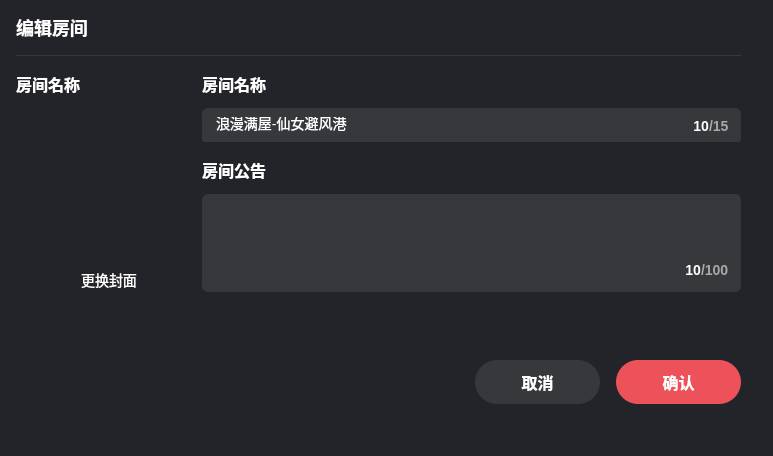
Above: UI/RoomInvitePage.ui from zhaopan06/AudioTool before the change. Below: the same form after it.
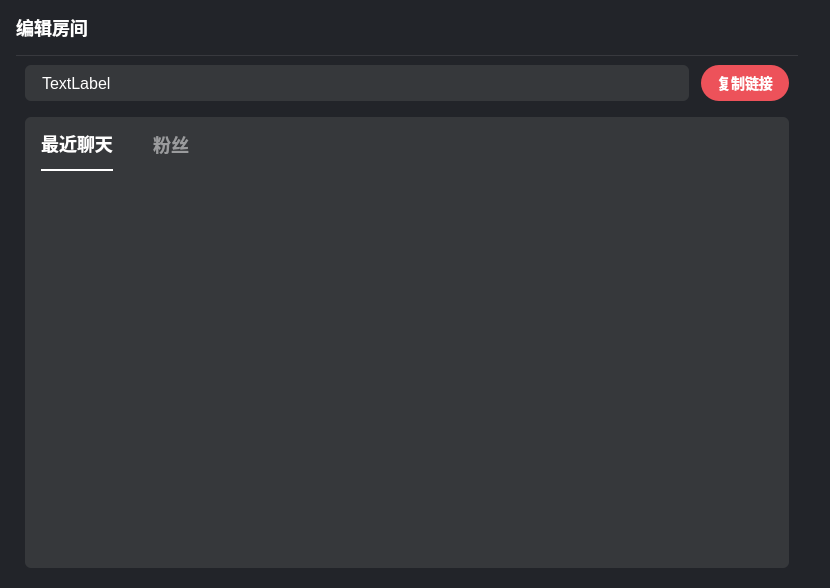
That is the form after the change. Icons and pictures are not drawn. Custom widgets are drawn as their Qt base class.

Diff of the .ui file:
```diff
--- a/UI/RoomInvitePage.ui
+++ b/UI/RoomInvitePage.ui
@@ -6,8 +6,8 @@
    <rect>
     <x>0</x>
     <y>0</y>
-    <width>773</width>
-    <height>456</height>
+    <width>830</width>
+    <height>588</height>
    </rect>
   </property>
   <property name="windowTitle">
@@ -52,7 +52,7 @@
        <number>32</number>
       </property>
       <property name="bottomMargin">
-       <number>0</number>
+       <number>20</number>
       </property>
       <item>
        <widget class="QWidget" name="widget_1" native="true">
@@ -191,18 +191,9 @@
       </item>
       <item>
        <widget class="QWidget" name="widget_2" native="true">
-        <layout class="QHBoxLayout" name="horizontalLayout">
+        <layout class="QVBoxLayout" name="verticalLayout_3">
          <property name="spacing">
-          <number>0</number>
-         </property>
-         <property name="leftMargin">
-          <number>0</number>
-         </property>
-         <property name="topMargin">
-          <number>0</number>
-         </property>
-         <property name="rightMargin">
-          <number>0</number>
+          <number>16</number>
          </property>
          <property name="bottomMargin">
           <number>0</number>
@@ -211,17 +202,17 @@
           <widget class="QWidget" name="widget_3" native="true">
            <property name="minimumSize">
             <size>
-             <width>186</width>
-             <height>0</height>
+             <width>0</width>
+             <height>36</height>
             </size>
            </property>
            <property name="maximumSize">
             <size>
-             <width>186</width>
-             <height>16777215</height>
+             <width>16777215</width>
+             <height>36</height>
             </size>
            </property>
-           <layout class="QVBoxLayout" name="verticalLayout_7">
+           <layout class="QHBoxLayout" name="horizontalLayout">
             <property name="spacing">
              <number>12</number>
             </property>
@@ -229,7 +220,7 @@
              <number>0</number>
             </property>
             <property name="topMargin">
-             <number>16</number>
+             <number>0</number>
             </property>
             <property name="rightMargin">
              <number>0</number>
@@ -238,10 +229,15 @@
              <number>0</number>
             </property>
             <item>
-             <widget class="QLabel" name="label_8">
+             <widget class="QLabel" name="label">
               <property name="styleSheet">
-               <string notr="true">font-family: &quot;微软雅黑&quot;;
-font-weight: 500;
+               <string notr="true">background: #36383B;
+border-radius: 6px;
+padding-left: 13px;
+
+
+font-family: &quot;微软雅黑&quot;;
+font-weight: 400;
 font-size: 16px;
 color: #FFFFFF;
 line-height: 22px;
@@ -249,449 +245,164 @@
 font-style: normal;</string>
               </property>
               <property name="text">
-               <string>房间名称</string>
+               <string>TextLabel</string>
               </property>
              </widget>
             </item>
             <item>
-             <widget class="QWidget" name="widget_10" native="true">
+             <widget class="QPushButton" name="copyBtn">
               <property name="minimumSize">
                <size>
-                <width>186</width>
-                <height>186</height>
+                <width>88</width>
+                <height>36</height>
                </size>
               </property>
               <property name="maximumSize">
                <size>
-                <width>16777215</width>
-                <height>186</height>
+                <width>88</width>
+                <height>36</height>
                </size>
               </property>
-              <layout class="QVBoxLayout" name="verticalLayout_8">
-               <property name="spacing">
-                <number>0</number>
-               </property>
-               <property name="leftMargin">
-                <number>0</number>
-               </property>
-               <property name="topMargin">
-                <number>0</number>
-               </property>
-               <property name="rightMargin">
-                <number>0</number>
-               </property>
-               <property name="bottomMargin">
-                <number>0</number>
-               </property>
-               <item>
-                <widget class="click_label" name="image">
-                 <property name="minimumSize">
-                  <size>
-                   <width>0</width>
-                   <height>158</height>
-                  </size>
-                 </property>
-                 <property name="text">
-                  <string/>
-                 </property>
-                </widget>
-               </item>
-               <item>
-                <widget class="QLabel" name="label_9">
-                 <property name="styleSheet">
-                  <string notr="true">font-family: &quot;微软雅黑&quot;;
+              <property name="styleSheet">
+               <string notr="true">background: #ED525A;
+border-radius: 18px;
+
+font-family: &quot;微软雅黑&quot;;
+font-weight: 500;
 font-size: 14px;
 color: #FFFFFF;
-line-height: 22px;
+line-height: 20px;
+text-align: center;
 font-style: normal;</string>
-                 </property>
-                 <property name="text">
-                  <string>更换封面</string>
-                 </property>
-                 <property name="alignment">
-                  <set>Qt::AlignCenter</set>
-                 </property>
-                </widget>
-               </item>
-              </layout>
+              </property>
+              <property name="text">
+               <string>复制链接</string>
+              </property>
              </widget>
             </item>
-            <item>
-             <spacer name="verticalSpacer">
-              <property name="orientation">
-               <enum>Qt::Vertical</enum>
-              </property>
-              <property name="sizeHint" stdset="0">
-               <size>
-                <width>20</width>
-                <height>150</height>
-               </size>
-              </property>
-             </spacer>
-            </item>
            </layout>
           </widget>
          </item>
          <item>
           <widget class="QWidget" name="widget_4" native="true">
-           <layout class="QVBoxLayout" name="verticalLayout_3">
+           <property name="styleSheet">
+            <string notr="true">background: #36383B;
+border-radius: 6px;</string>
+           </property>
+           <layout class="QVBoxLayout" name="verticalLayout_5">
             <property name="spacing">
-             <number>16</number>
+             <number>0</number>
             </property>
             <property name="leftMargin">
-             <number>0</number>
+             <number>16</number>
             </property>
             <property name="topMargin">
-             <number>16</number>
+             <number>0</number>
             </property>
             <property name="rightMargin">
-             <number>0</number>
+             <number>16</number>
             </property>
             <property name="bottomMargin">
              <number>0</number>
             </property>
-            <item>
-             <widget class="QWidget" name="widget_6" native="true">
-              <property name="maximumSize">
-               <size>
-                <width>16777215</width>
-                <height>70</height>
-               </size>
-              </property>
-              <layout class="QVBoxLayout" name="verticalLayout_4">
-               <property name="spacing">
-                <number>12</number>
-               </property>
-               <property name="leftMargin">
-                <number>0</number>
-               </property>
-               <property name="topMargin">
-                <number>0</number>
-               </property>
-               <property name="rightMargin">
-                <number>0</number>
-               </property>
-               <property name="bottomMargin">
-                <number>0</number>
-               </property>
-               <item>
-                <widget class="QLabel" name="label">
-                 <property name="styleSheet">
-                  <string notr="true">font-family: &quot;微软雅黑&quot;;
-font-weight: 500;
-font-size: 16px;
-color: #FFFFFF;
-line-height: 22px;
-text-align: left;
-font-style: normal;</string>
-                 </property>
-                 <property name="text">
-                  <string>房间名称</string>
-                 </property>
-                </widget>
-               </item>
-               <item>
-                <widget class="QWidget" name="widget_8" native="true">
-                 <property name="minimumSize">
-                  <size>
-                   <width>0</width>
-                   <height>36</height>
-                  </size>
-                 </property>
-                 <property name="maximumSize">
-                  <size>
-                   <width>16777215</width>
-                   <height>36</height>
-                  </size>
-                 </property>
-                 <property name="styleSheet">
-                  <string notr="true">background: #36383B;
-border-radius: 6px;</string>
-                 </property>
-                 <layout class="QHBoxLayout" name="horizontalLayout_3">
-                  <property name="spacing">
-                   <number>0</number>
-                  </property>
-                  <property name="leftMargin">
-                   <number>12</number>
-                  </property>
-                  <property name="topMargin">
-                   <number>6</number>
-                  </property>
-                  <property name="rightMargin">
-                   <number>12</number>
-                  </property>
-                  <property name="bottomMargin">
-                   <number>6</number>
-                  </property>
-                  <item>
-                   <widget class="QLineEdit" name="lineEdit">
-                    <property name="styleSheet">
-                     <string notr="true">font-family: &quot;微软雅黑&quot;;
-font-weight: 400;
-font-size: 14px;
-color: #FFFFFF;
-line-height: 20px;
-text-align: left;
-font-style: normal;</string>
-                    </property>
-                    <property name="text">
-                     <string>浪漫满屋-仙女避风港</string>
-                    </property>
-                    <property name="maxLength">
-                     <number>15</number>
-                    </property>
-                   </widget>
-                  </item>
-                  <item>
-                   <widget class="QLabel" name="label_4">
-                    <property name="styleSheet">
-                     <string notr="true">font-family: &quot;微软雅黑&quot;;
-font-weight: 500;
-font-size: 14px;
-color: #FFFFFF;
-line-height: 20px;
-font-style: normal;</string>
-                    </property>
-                    <property name="text">
-                     <string>10</string>
-                    </property>
-                    <property name="alignment">
-                     <set>Qt::AlignRight|Qt::AlignTrailing|Qt::AlignVCenter</set>
-                    </property>
-                   </widget>
-                  </item>
-                  <item>
-                   <widget class="QLabel" name="label_3">
-                    <property name="minimumSize">
-                     <size>
-                      <width>0</width>
-                      <height>0</height>
-                     </size>
-                    </property>
-                    <property name="maximumSize">
-                     <size>
-                      <width>16777215</width>
-                      <height>16777215</height>
-                     </size>
-                    </property>
-                    <property name="styleSheet">
-                     <string notr="true">font-family: &quot;微软雅黑&quot;;
-font-weight: 500;
-font-size: 14px;
-color: rgba(168, 168, 167, 1);
-line-height: 20px;
-font-style: normal;</string>
-                    </property>
-                    <property name="text">
-                     <string>/15</string>
-                    </property>
-                   </widget>
-                  </item>
-                 </layout>
-                </widget>
-               </item>
-              </layout>
-             </widget>
-            </item>
-            <item>
-             <widget class="QWidget" name="widget_7" native="true">
-              <property name="minimumSize">
-               <size>
-                <width>0</width>
-                <height>134</height>
-               </size>
-              </property>
-              <property name="maximumSize">
-               <size>
-                <width>16777215</width>
-                <height>134</height>
-               </size>
-              </property>
-              <layout class="QVBoxLayout" name="verticalLayout_5">
-               <property name="spacing">
-                <number>12</number>
-               </property>
-               <property name="leftMargin">
-                <number>0</number>
-               </property>
-               <property name="topMargin">
-                <number>0</number>
-               </property>
-               <property name="rightMargin">
-                <number>0</number>
-               </property>
-               <property name="bottomMargin">
-                <number>0</number>
-               </property>
-               <item>
-                <widget class="QLabel" name="label_2">
-                 <property name="styleSheet">
-                  <string notr="true">font-family: &quot;微软雅黑&quot;;
-font-weight: 500;
-font-size: 16px;
-color: #FFFFFF;
-line-height: 22px;
-text-align: left;
-font-style: normal;</string>
-                 </property>
-                 <property name="text">
-                  <string>房间公告</string>
-                 </property>
-                </widget>
-               </item>
-               <item>
-                <widget class="QWidget" name="widget_9" native="true">
-                 <property name="sizePolicy">
-                  <sizepolicy hsizetype="Preferred" vsizetype="Expanding">
-                   <horstretch>0</horstretch>
-                   <verstretch>0</verstretch>
-                  </sizepolicy>
-                 </property>
-                 <property name="minimumSize">
-                  <size>
-                   <width>0</width>
-                   <height>36</height>
-                  </size>
-                 </property>
-                 <property name="styleSheet">
-                  <string notr="true">background: #36383B;
-border-radius: 6px;</string>
-                 </property>
-                 <layout class="QVBoxLayout" name="verticalLayout_6">
-                  <property name="leftMargin">
-                   <number>12</number>
-                  </property>
-                  <property name="topMargin">
-                   <number>12</number>
-                  </property>
-                  <property name="rightMargin">
-                   <number>12</number>
-                  </property>
-                  <property name="bottomMargin">
-                   <number>12</number>
-                  </property>
-                  <item>
-                   <widget class="QTextEdit" name="textEdit">
-                    <property name="styleSheet">
-                     <string notr="true">font-family: &quot;微软雅黑&quot;;
-font-weight: 400;
-font-size: 14px;
-color: #FFFFFF;
-line-height: 20px;
-font-style: normal;</string>
-                    </property>
-                   </widget>
-                  </item>
-                  <item>
-                   <layout class="QHBoxLayout" name="horizontalLayout_4">
-                    <property name="spacing">
-                     <number>0</number>
-                    </property>
-                    <property name="leftMargin">
-                     <number>50</number>
-                    </property>
-                    <item>
-                     <spacer name="horizontalSpacer">
-                      <property name="orientation">
-                       <enum>Qt::Horizontal</enum>
-                      </property>
-                      <property name="sizeHint" stdset="0">
-                       <size>
-                        <width>40</width>
-                        <height>20</height>
-                       </size>
-                      </property>
-                     </spacer>
-                    </item>
-                    <item>
-                     <widget class="QLabel" name="label_6">
-                      <property name="styleSheet">
-                       <string notr="true">font-family: &quot;微软雅黑&quot;;
-font-weight: 500;
-font-size: 14px;
-color: #FFFFFF;
-line-height: 20px;
-font-style: normal;</string>
-                      </property>
-                      <property name="text">
-                       <string>10</string>
-                      </property>
-                      <property name="alignment">
-                       <set>Qt::AlignRight|Qt::AlignTrailing|Qt::AlignVCenter</set>
-                      </property>
-                     </widget>
-                    </item>
-                    <item>
-                     <widget class="QLabel" name="label_5">
-                      <property name="minimumSize">
-                       <size>
-                        <width>0</width>
-                        <height>0</height>
-                       </size>
-                      </property>
-                      <property name="maximumSize">
-                       <size>
-                        <width>16777215</width>
-                        <height>16777215</height>
-                       </size>
-                      </property>
-                      <property name="styleSheet">
-                       <string notr="true">font-family: &quot;微软雅黑&quot;;
-font-weight: 500;
-font-size: 14px;
-color: rgba(168, 168, 167, 1);
-line-height: 20px;
-font-style: normal;</string>
-                      </property>
-                      <property name="text">
-                       <string>/100</string>
-                      </property>
-                     </widget>
-                    </item>
-                   </layout>
-                  </item>
-                 </layout>
-                </widget>
-               </item>
-              </layout>
-             </widget>
-            </item>
             <item>
              <widget class="QWidget" name="widget_5" native="true">
-              <property name="sizePolicy">
-               <sizepolicy hsizetype="Preferred" vsizetype="Expanding">
-                <horstretch>0</horstretch>
-                <verstretch>0</verstretch>
-               </sizepolicy>
+              <property name="minimumSize">
+               <size>
+                <width>0</width>
+                <height>54</height>
+               </size>
               </property>
               <property name="maximumSize">
                <size>
                 <width>16777215</width>
-                <height>16777215</height>
+                <height>54</height>
                </size>
               </property>
               <property name="styleSheet">
-               <string notr="true">border:none;</string>
+               <string notr="true">QPushButton {
+border:none;
+font-family: &quot;微软雅黑&quot;;
+font-weight: 500;
+font-size: 18px;
+color: rgba(255, 255, 255, 0.5);
+line-height: 25px;   
+}
+
+QPushButton:checked {
+border-radius: 0px;
+border:none;
+font-family: &quot;微软雅黑&quot;;
+font-weight: 500;
+font-size: 18px;
+color: #ffffff;
+border-bottom: 2px solid #FFFFFF;
+}
+
+</string>
               </property>
               <layout class="QHBoxLayout" name="horizontalLayout_2">
                <property name="spacing">
-                <number>16</number>
+                <number>40</number>
                </property>
                <property name="leftMargin">
                 <number>0</number>
                </property>
                <property name="topMargin">
-                <number>40</number>
+                <number>0</number>
                </property>
                <property name="rightMargin">
                 <number>0</number>
                </property>
                <property name="bottomMargin">
-                <number>40</number>
+                <number>0</number>
                </property>
                <item>
-                <spacer name="horizontalSpacer_2">
+                <widget class="QPushButton" name="pushButton">
+                 <property name="minimumSize">
+                  <size>
+                   <width>0</width>
+                   <height>54</height>
+                  </size>
+                 </property>
+                 <property name="text">
+                  <string>最近聊天</string>
+                 </property>
+                 <property name="checkable">
+                  <bool>true</bool>
+                 </property>
+                 <property name="checked">
+                  <bool>true</bool>
+                 </property>
+                 <attribute name="buttonGroup">
+                  <string notr="true">buttonGroup</string>
+                 </attribute>
+                </widget>
+               </item>
+               <item>
+                <widget class="QPushButton" name="pushButton_2">
+                 <property name="minimumSize">
+                  <size>
+                   <width>0</width>
+                   <height>54</height>
+                  </size>
+                 </property>
+                 <property name="text">
+                  <string>粉丝</string>
+                 </property>
+                 <property name="checkable">
+                  <bool>true</bool>
+                 </property>
+                 <property name="checked">
+                  <bool>false</bool>
+                 </property>
+                 <attribute name="buttonGroup">
+                  <string notr="true">buttonGroup</string>
+                 </attribute>
+                </widget>
+               </item>
+               <item>
+                <spacer name="horizontalSpacer">
                  <property name="orientation">
                   <enum>Qt::Horizontal</enum>
                  </property>
@@ -703,68 +414,12 @@
                  </property>
                 </spacer>
                </item>
-               <item>
-                <widget class="QPushButton" name="cancelBtn">
-                 <property name="minimumSize">
-                  <size>
-                   <width>125</width>
-                   <height>44</height>
-                  </size>
-                 </property>
-                 <property name="maximumSize">
-                  <size>
-                   <width>125</width>
-                   <height>44</height>
-                  </size>
-                 </property>
-                 <property name="styleSheet">
-                  <string notr="true">font-weight: 500;
-background: #36383B;
-border-radius: 22px;
-font-family:&quot;微软雅黑&quot;;
-font-size: 16px;
-color: #FFFFFF;
-
-</string>
-                 </property>
-                 <property name="text">
-                  <string>取消</string>
-                 </property>
-                </widget>
-               </item>
-               <item>
-                <widget class="QPushButton" name="okBtn">
-                 <property name="minimumSize">
-                  <size>
-                   <width>125</width>
-                   <height>44</height>
-                  </size>
-                 </property>
-                 <property name="maximumSize">
-                  <size>
-                   <width>125</width>
-                   <height>44</height>
-                  </size>
-                 </property>
-                 <property name="styleSheet">
-                  <string notr="true">
-
-color: #FFFFFF;
-font-weight: 500;
-background: #ED525A;
-border-radius: 22px;
-font-family:&quot;微软雅黑&quot;;
-font-size: 16px;
-</string>
-                 </property>
-                 <property name="text">
-                  <string>确认</string>
-                 </property>
-                </widget>
-               </item>
               </layout>
              </widget>
             </item>
+            <item>
+             <widget class="QListWidget" name="listWidget"/>
+            </item>
            </layout>
           </widget>
          </item>
@@ -776,16 +431,6 @@
    </item>
   </layout>
  </widget>
- <customwidgets>
-  <customwidget>
-   <class>click_label</class>
-   <extends>QLabel</extends>
-   <header>click_label.h</header>
-   <slots>
-    <signal>clicked()</signal>
-   </slots>
-  </customwidget>
- </customwidgets>
  <resources>
   <include location="../res.qrc"/>
  </resources>
```
Left out of the diff: 5 changed lines with no effect on the pictures.
